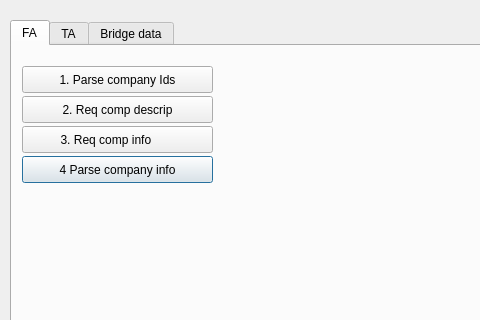
Above: importdata.ui from ralex1975/jackStock before the change; both pictures show x 0 to 480 and y 0 to 320 of the 1098 by 599 pixel window. Below: the same form after it.
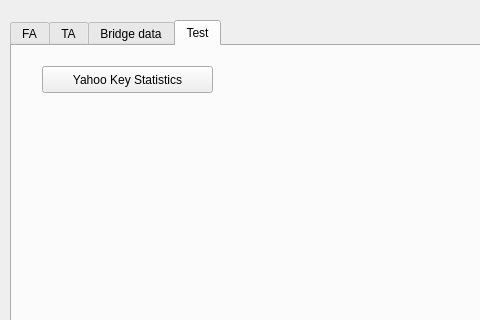
That is the form after the change. Custom widgets are drawn as their Qt base class.

Commit message: parse keyStatistics

The edit to the form file:
```diff
--- a/importdata.ui
+++ b/importdata.ui
@@ -36,7 +36,7 @@
     </rect>
    </property>
    <property name="currentIndex">
-    <number>0</number>
+    <number>3</number>
    </property>
    <widget class="QWidget" name="tab">
     <attribute name="title">
@@ -309,6 +309,24 @@
      </property>
     </widget>
    </widget>
+   <widget class="QWidget" name="tab_3">
+    <attribute name="title">
+     <string>Test</string>
+    </attribute>
+    <widget class="QPushButton" name="pushButton">
+     <property name="geometry">
+      <rect>
+       <x>30</x>
+       <y>20</y>
+       <width>171</width>
+       <height>27</height>
+      </rect>
+     </property>
+     <property name="text">
+      <string>Yahoo Key Statistics</string>
+     </property>
+    </widget>
+   </widget>
   </widget>
  </widget>
  <customwidgets>
```
The commit also changes 7 other files.
